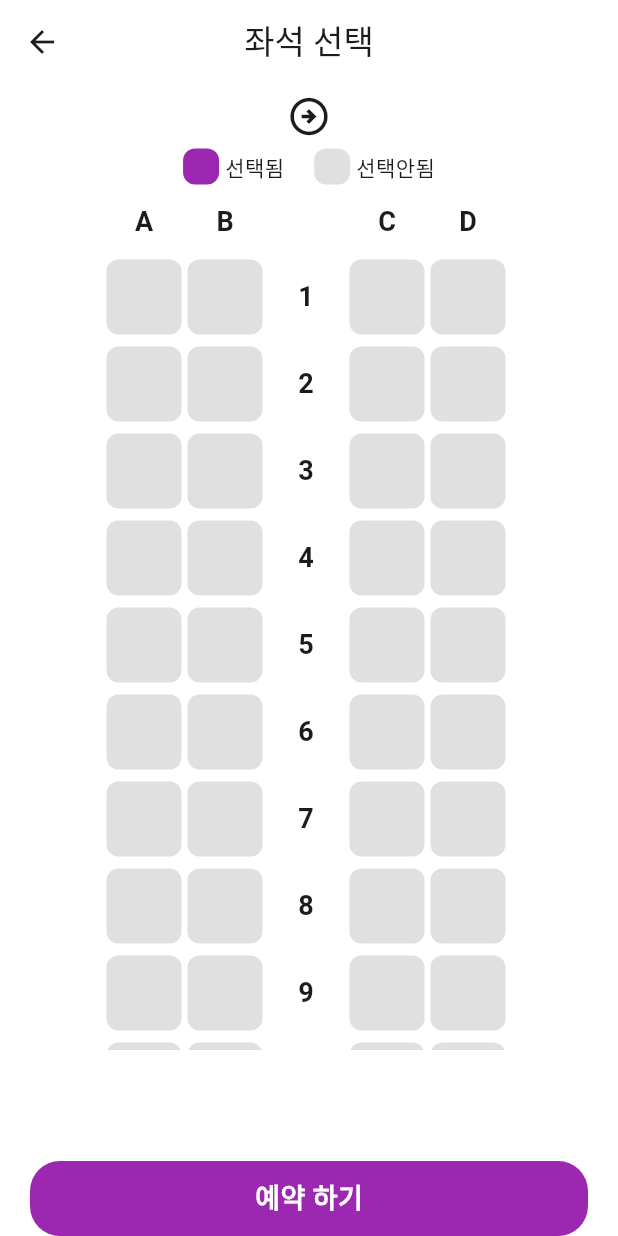
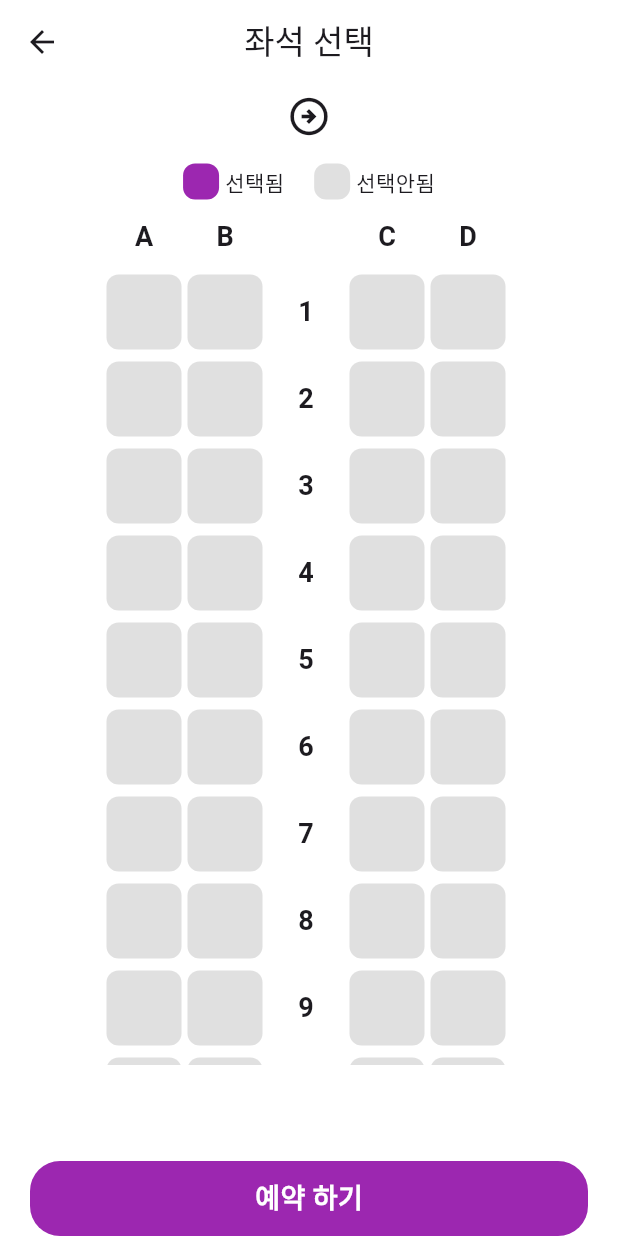
Before and after one commit to name27/flutter_train_app, a Flutter app: the SeatPage screen opened directly with empty values, on a phone screen of 412 x 824 dp. Run offline on Flutter 3.47's test engine with Material 3 defaults, Android fonts, the phone set to English and light mode, and no system bars.

Commit message:
feat: 좌석 선택 페이지 역 정보 레이아웃 개선
- 역 정보 표시 UI 레이아웃을 더 구조화된 형태로 개선
- SizedBox와 Padding을 추가하여 간격과 정렬 개선
- Expanded 위젯을 사용하여 역 정보 균등 배치

```diff
--- a/lib/view/page/seat_page.dart
+++ b/lib/view/page/seat_page.dart
@@ -79,19 +79,35 @@ class _SeatPageState extends State<SeatPage> {
       body: Center(
         child: Column(
           children: [
-            Row(
+            SizedBox(
+              width: double.infinity,
+              child: Padding(
+                padding: EdgeInsets.symmetric(horizontal: 20),
+                child: Row(
                   crossAxisAlignment: CrossAxisAlignment.center,
-              mainAxisAlignment: MainAxisAlignment.spaceEvenly,
                   children: [
-                SelectedStation(stationName: widget.startStation),
+                    Expanded(
+                      child: Center(
+                        child: SelectedStation(
+                          stationName: widget.startStation,
+                        ),
+                      ),
+                    ),
                     Icon(
                       Icons.arrow_circle_right_outlined,
                       size: 30,
                       color: Theme.of(context).textTheme.bodyLarge?.color,
                     ),
-                SelectedStation(stationName: widget.endStation),
+                    Expanded(
+                      child: Center(
+                        child: SelectedStation(stationName: widget.endStation),
+                      ),
+                    ),
                   ],
                 ),
+              ),
+            ),
+            SizedBox(height: 10),
             Row(
               mainAxisAlignment: MainAxisAlignment.center,
               crossAxisAlignment: CrossAxisAlignment.center,
```
Lines whose indentation alone changed are shown as unchanged.
